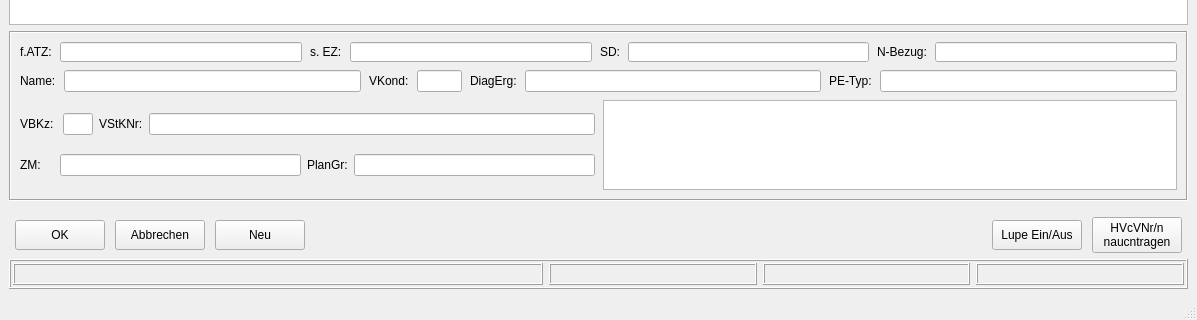
Qt form Smile/UI/auftragsannahme_many.ui (DenisReznikov/Smile) before a commit; both pictures show x 0 to 1197 and y 360 to 680 of the 1197 by 680 pixel window.
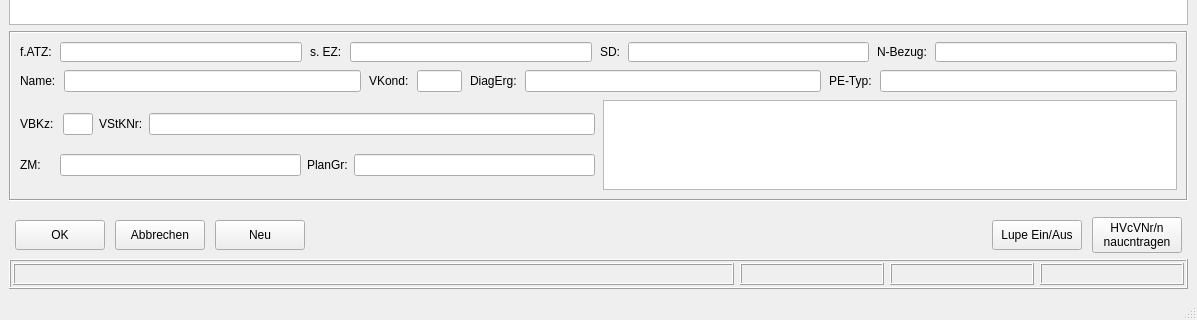
The same form after that commit.

What changed in the file:
```diff
--- a/Smile/UI/auftragsannahme_many.ui
+++ b/Smile/UI/auftragsannahme_many.ui
@@ -495,6 +495,12 @@
         <height>30</height>
        </size>
       </property>
+      <property name="maximumSize">
+       <size>
+        <width>16777215</width>
+        <height>30</height>
+       </size>
+      </property>
       <property name="frameShape">
        <enum>QFrame::Box</enum>
       </property>
@@ -518,7 +524,13 @@
         <number>2</number>
        </property>
        <item>
-        <widget class="QLabel" name="label_10">
+        <widget class="QLabel" name="label_38">
+         <property name="sizePolicy">
+          <sizepolicy hsizetype="Preferred" vsizetype="Preferred">
+           <horstretch>5</horstretch>
+           <verstretch>0</verstretch>
+          </sizepolicy>
+         </property>
          <property name="minimumSize">
           <size>
            <width>530</width>
@@ -546,8 +558,8 @@
         <widget class="QLabel" name="Name_person">
          <property name="sizePolicy">
           <sizepolicy hsizetype="Preferred" vsizetype="Preferred">
-           <horstretch>0</horstretch>
-           <verstretch>2</verstretch>
+           <horstretch>1</horstretch>
+           <verstretch>0</verstretch>
           </sizepolicy>
          </property>
          <property name="minimumSize">
@@ -568,7 +580,13 @@
         </widget>
        </item>
        <item>
-        <widget class="QLabel" name="label_12">
+        <widget class="QLabel" name="label_39">
+         <property name="sizePolicy">
+          <sizepolicy hsizetype="Preferred" vsizetype="Preferred">
+           <horstretch>1</horstretch>
+           <verstretch>0</verstretch>
+          </sizepolicy>
+         </property>
          <property name="minimumSize">
           <size>
            <width>70</width>
@@ -587,7 +605,13 @@
         </widget>
        </item>
        <item>
-        <widget class="QLabel" name="label_13">
+        <widget class="QLabel" name="label_40">
+         <property name="sizePolicy">
+          <sizepolicy hsizetype="Preferred" vsizetype="Preferred">
+           <horstretch>1</horstretch>
+           <verstretch>0</verstretch>
+          </sizepolicy>
+         </property>
          <property name="minimumSize">
           <size>
            <width>70</width>
```
Left out of the diff: 6 changed lines with no effect on the pictures.
